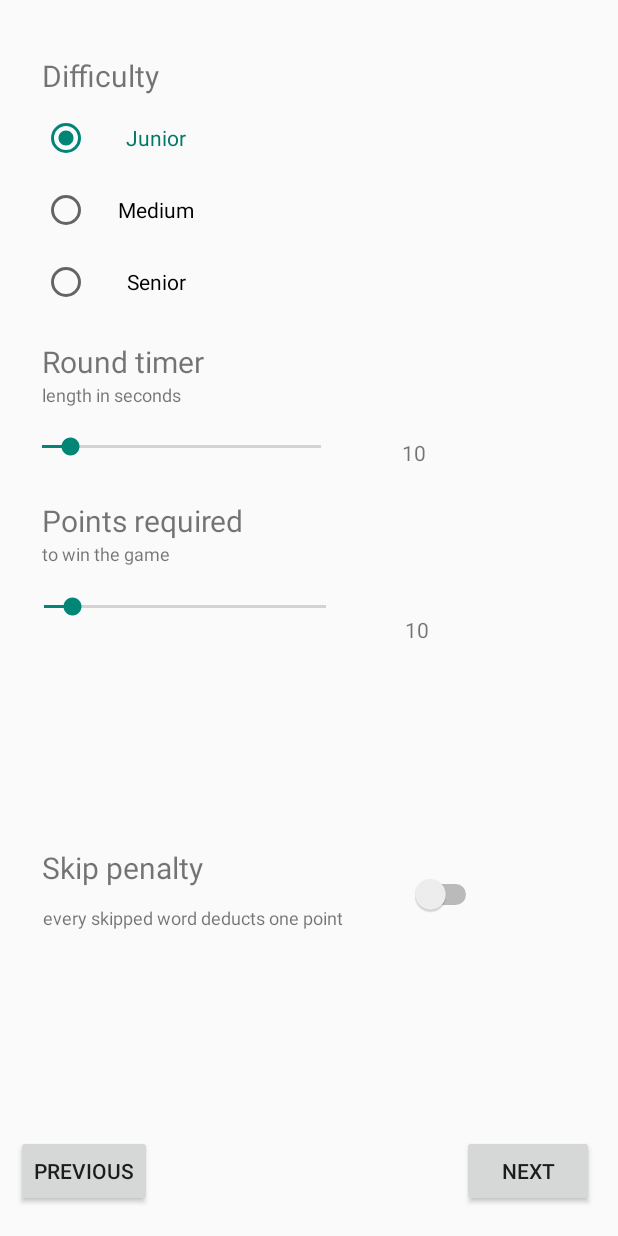
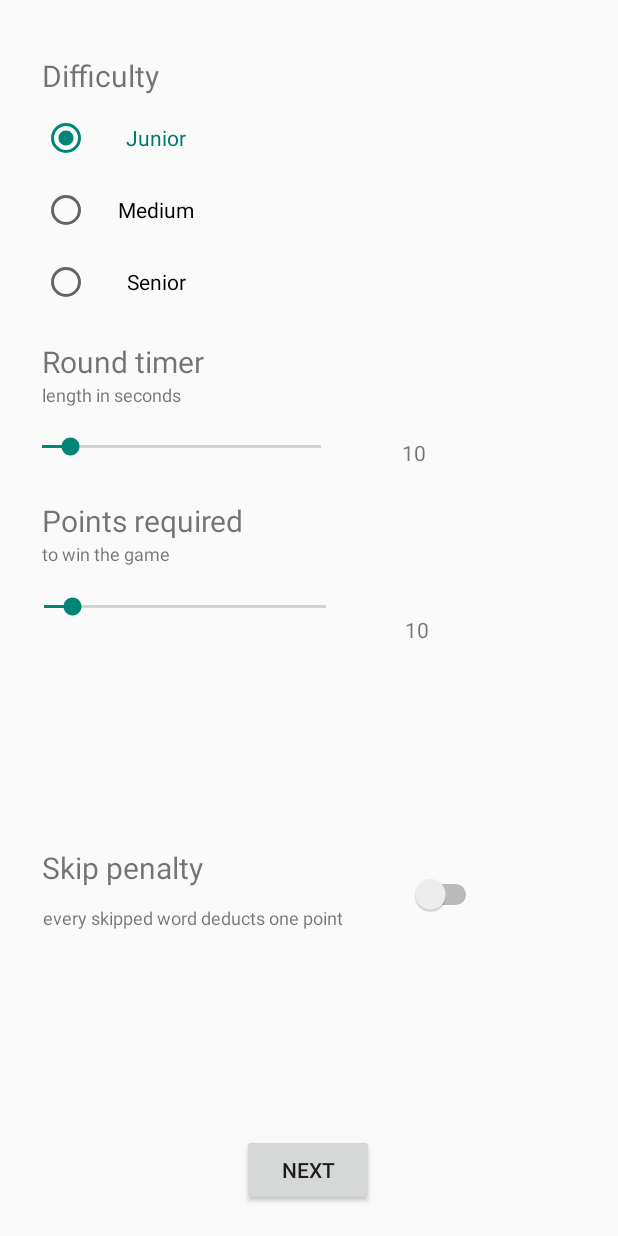
Before and after one commit to Bebrucha/Alias, an Android app: the Settings_4 screen opened directly, with no data from a screen before it, on a phone screen of 412 x 824 dp. Run offline under Robolectric (Android 15) with nearby library versions, the phone set to English and light mode, and no system bars.

Commit message:
Panaikinau previous mygtukus

```diff
--- a/app/src/main/res/layout/activity_kokiaciaklase10.xml
+++ b/app/src/main/res/layout/activity_kokiaciaklase10.xml
@@ -10,7 +10,7 @@
         android:id="@+id/button_next_10"
         android:layout_width="118dp"
         android:layout_height="66dp"
-        android:layout_marginBottom="36dp"
+        android:layout_marginBottom="20dp"
         android:text="@string/next"
         android:textAlignment="center"
         app:layout_constraintBottom_toBottomOf="parent"
--- a/app/src/main/res/layout/activity_settings_4.xml
+++ b/app/src/main/res/layout/activity_settings_4.xml
@@ -66,14 +66,13 @@
         android:id="@+id/button_settings_next_4"
         android:layout_width="wrap_content"
         android:layout_height="wrap_content"
+        android:layout_marginBottom="20dp"
         android:text="@string/next"
         android:textAlignment="center"
         app:layout_constraintBottom_toBottomOf="parent"
         app:layout_constraintEnd_toEndOf="parent"
-        app:layout_constraintHorizontal_bias="0.95"
-        app:layout_constraintStart_toStartOf="parent"
-        app:layout_constraintTop_toTopOf="parent"
-        app:layout_constraintVertical_bias="0.975" />
+        app:layout_constraintHorizontal_bias="0.498"
+        app:layout_constraintStart_toStartOf="parent" />
 
     <Switch
         android:id="@+id/penalty_switch"
@@ -222,18 +221,5 @@
         app:layout_constraintBottom_toBottomOf="parent"
         app:layout_constraintStart_toStartOf="parent" />
 
-    <Button
-        android:id="@+id/button_4_previous"
-        android:layout_width="wrap_content"
-        android:layout_height="wrap_content"
-        android:text="@string/previous"
-        android:textAlignment="center"
-        app:layout_constraintBottom_toBottomOf="parent"
-        app:layout_constraintEnd_toStartOf="@+id/button_settings_next_4"
-        app:layout_constraintHorizontal_bias="0.05"
-        app:layout_constraintStart_toStartOf="parent"
-        app:layout_constraintTop_toTopOf="parent"
-        app:layout_constraintVertical_bias="0.975" />
-
     //difficulty selection
 </androidx.constraintlayout.widget.ConstraintLayout>
```
Also changed, not shown: app/src/main/java/com/example/alias/How_To_Play_2.java (+12 -12 lines), app/src/main/java/com/example/alias/Settings_4.java (+16 -16 lines), app/src/main/java/com/example/alias/Team_Count_3.java (+13 -13 lines), app/src/main/java/com/example/alias/Team_Scores_5.java (+15 -15 lines), app/src/main/res/layout/activity_howtoplay_2.xml (+0 -12 lines), app/src/main/res/layout/activity_team_count_3.xml (+2 -19 lines), app/src/main/res/layout/activity_team_scores_5.xml (+3 -17 lines).
